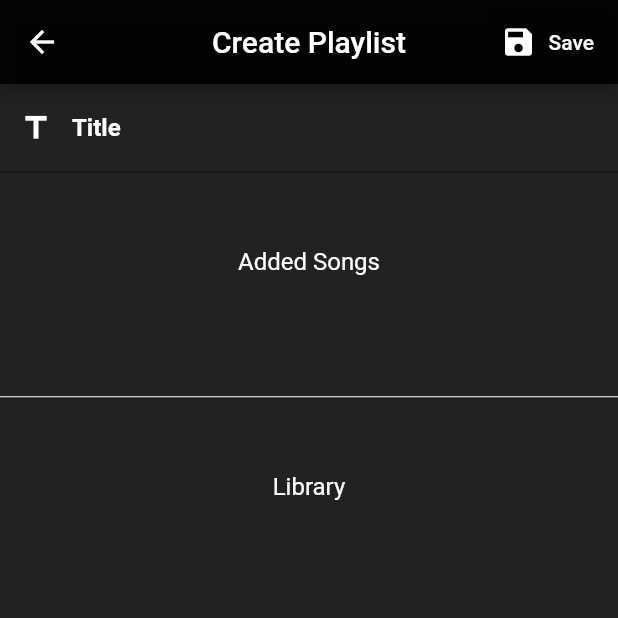
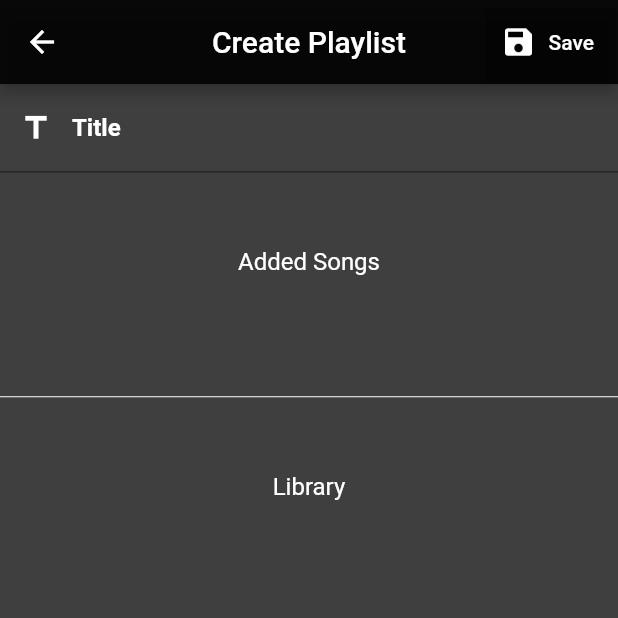
Before and after one commit to Travis40508/lyrics_pal_flutter, a Flutter app: the AddPlaylist screen opened by its route, on a phone screen of 412 x 824 dp, the top half of it. Run offline on Flutter 3.47's test engine with Material 2 defaults, Android fonts, the phone set to English and light mode, and no system bars; our stand-ins replace cached_network_image, rxdart, sqflite; accounts and stored records are empty.

Commit message:
Color situation seems fixed if I'm more specific.

```diff
--- a/lib/screens/add_playlist.dart
+++ b/lib/screens/add_playlist.dart
@@ -13,7 +13,7 @@ class AddPlaylist extends StatelessWidget {
     return Scaffold(
       appBar: buildAppBar(context, bloc),
       body: buildScreenBody(bloc),
-      backgroundColor: Colors.black87,
+      backgroundColor: Color(0xDD212121),
     );
   }
 
--- a/lib/screens/confirm.dart
+++ b/lib/screens/confirm.dart
@@ -15,7 +15,7 @@ class Confirm extends StatelessWidget {
 
     return Scaffold(
       appBar: buildAppBar(bloc, context),
-      backgroundColor: Colors.black54,
+      backgroundColor: Colors.black87,
       body: buildLyricsBody(bloc),
     );
   }
--- a/lib/screens/search.dart
+++ b/lib/screens/search.dart
@@ -12,7 +12,7 @@ class Search extends StatelessWidget {
     return Scaffold(
       appBar: buildAppBar(),
       body: buildScreenBody(bloc, context),
-      backgroundColor: Colors.black54,
+      backgroundColor: Color(0xDD212121),
     );
   }
 
```
